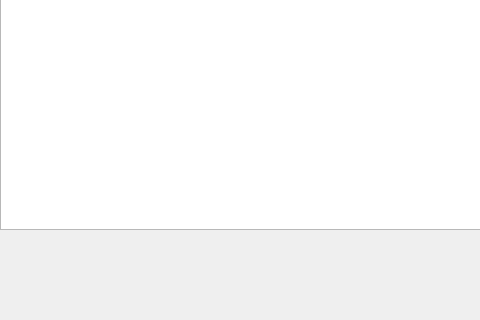
wazo-platform/wazo-client-qt, file xivoclient/src/xlets/people/people_widget.ui: the form before one commit; both pictures show x 0 to 480 and y 280 to 600 of the 800 by 600 pixel window.
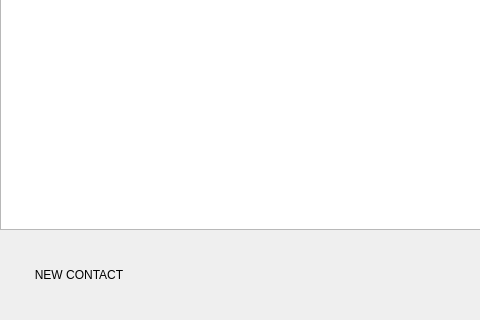
The form after the commit. Custom widgets are drawn as their Qt base class.

Commit message:
add personal contacts in People xlet
Create, delete and list personal contacts are now available.
The form to create personal contact should be improved

Diff of the .ui file:
```diff
--- a/xivoclient/src/xlets/people/people_widget.ui
+++ b/xivoclient/src/xlets/people/people_widget.ui
@@ -118,6 +118,41 @@
      </item>
      <item>
       <layout class="QHBoxLayout" name="horizontalLayout_2">
+       <property name="leftMargin">
+        <number>30</number>
+       </property>
+       <property name="rightMargin">
+        <number>30</number>
+       </property>
+       <item>
+        <widget class="QPushButton" name="new_contact_button">
+         <property name="text">
+          <string>NEW CONTACT</string>
+         </property>
+         <property name="flat">
+          <bool>true</bool>
+         </property>
+         <property name="qss_tags" stdset="0">
+          <stringlist notr="true">
+           <string>orange</string>
+           <string>styled</string>
+          </stringlist>
+         </property>
+        </widget>
+       </item>
+       <item>
+        <spacer name="horizontalSpacer">
+         <property name="orientation">
+          <enum>Qt::Horizontal</enum>
+         </property>
+         <property name="sizeHint" stdset="0">
+          <size>
+           <width>40</width>
+           <height>20</height>
+          </size>
+         </property>
+        </spacer>
+       </item>
        <item>
         <spacer name="verticalSpacer">
          <property name="orientation">
```
The commit also changes 17 other files.
